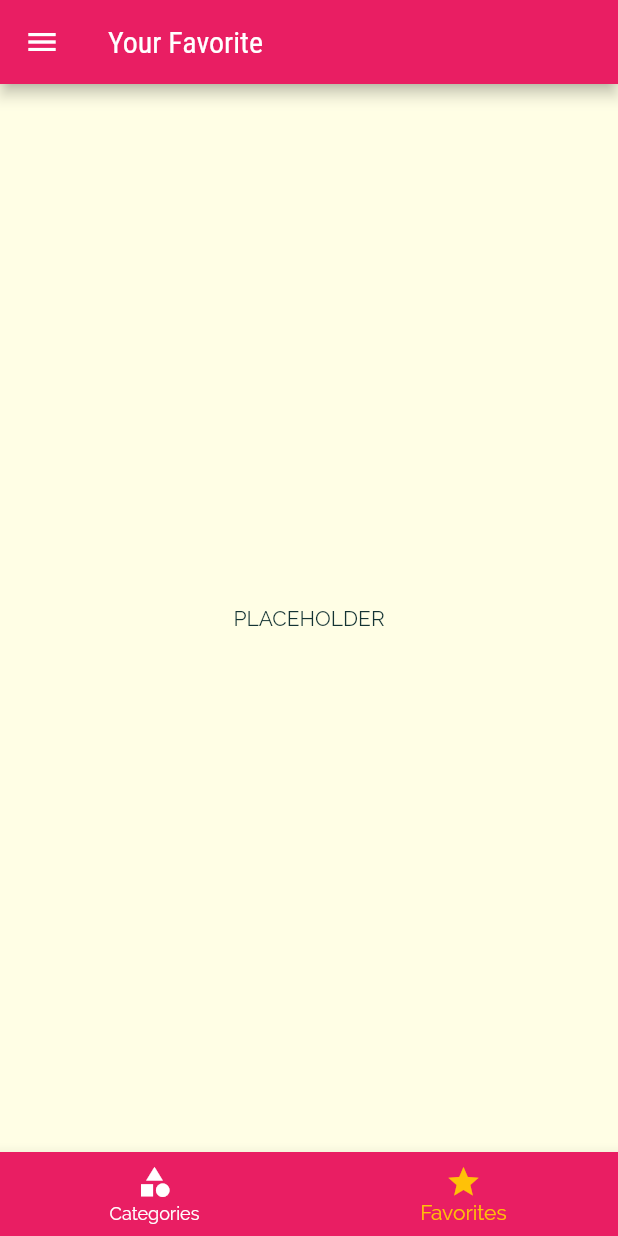
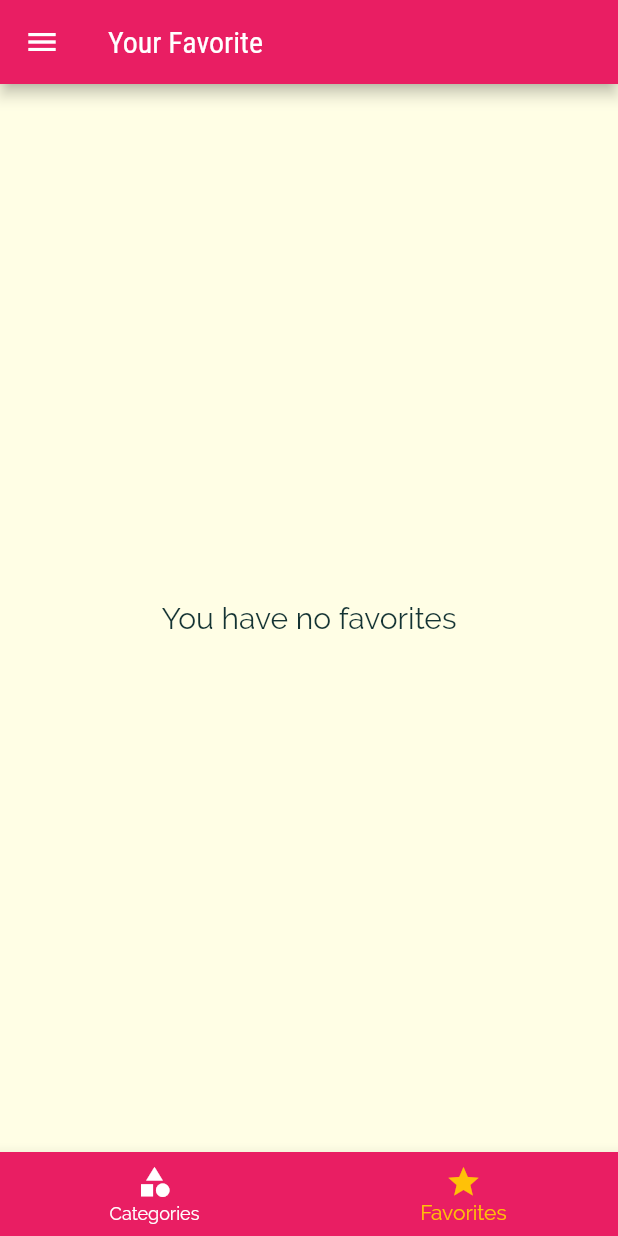
Before and after one commit to ggarber42/max-flutter-nav-app, a Flutter app: the screen it shows after launch, item 2 of the bottom bar chosen, on a phone screen of 412 x 824 dp. Run offline on Flutter 3.47's test engine with Material 2 defaults, Android fonts, the phone set to English and light mode, and no system bars.

Commit message:
feat: favorite tab

```diff
--- a/lib/main.dart
+++ b/lib/main.dart
@@ -30,27 +30,45 @@ class _MyAppState extends State<MyApp> {
   };
 
   List<Meal> _availableMeals = DUMMY_MEALS;
+  List<Meal> _favoriteMeals = [];
 
-  void _setFilters(Map<String, bool> filterData ){
+  void _setFilters(Map<String, bool> filterData) {
     setState(() {
       _filters = filterData;
 
-      _availableMeals = DUMMY_MEALS.where((meal){
-        if(_filters['gluten'] as bool && !meal.isGlutenFree){
+      _availableMeals = DUMMY_MEALS.where((meal) {
+        if (_filters['gluten'] as bool && !meal.isGlutenFree) {
           return false;
         }
-        if(_filters['vegan'] as bool && !meal.isVegan){
+        if (_filters['vegan'] as bool && !meal.isVegan) {
           return false;
         }
-        if(_filters['vegetarian'] as bool && !meal.isVegetarian){
+        if (_filters['vegetarian'] as bool && !meal.isVegetarian) {
           return false;
         }
-        if(_filters['lactose'] as bool && !meal.isLactoseFree){
+        if (_filters['lactose'] as bool && !meal.isLactoseFree) {
           return false;
         }
         return true;
       }).toList();
     });
+  }
+
+  void _toggleFavorite(String mealId) {
+    final existingIndex = _favoriteMeals.indexWhere((meal) => meal.id == mealId);
+    if (existingIndex >= 0) {
+      setState(() {
+        _favoriteMeals.removeAt(existingIndex);
+      });
+    } else {
+      setState(() {
+        _favoriteMeals.add(DUMMY_MEALS.firstWhere((meal) => meal.id == mealId));
+      });
+    }
+  }
+
+  bool _isMealFavorite(String id){
+    return _favoriteMeals.any((meal) => meal.id == id);
   }
 
   @override
@@ -72,9 +90,9 @@ class _MyAppState extends State<MyApp> {
                 title: TextStyle(fontSize: 20, fontFamily: 'RobotoCondensed'))),
         initialRoute: '/',
         routes: {
-          '/': (ctx) => Tabs(),
+          '/': (ctx) => Tabs(_favoriteMeals),
           CategoryMeals.routeName: (ctx) => CategoryMeals(_availableMeals),
-          MealDetail.routeName: (ctx) => MealDetail(),
+          MealDetail.routeName: (ctx) => MealDetail(_toggleFavorite, _isMealFavorite),
           Filters.routeName: (ctx) => Filters(_filters, _setFilters)
         },
         onGenerateRoute: (settings) {
@@ -85,7 +103,8 @@ class _MyAppState extends State<MyApp> {
         },
         onUnknownRoute: (settings) {
           print(settings.arguments);
-          return MaterialPageRoute(builder: (ctx) => Categories()); // pagina 404
+          return MaterialPageRoute(
+              builder: (ctx) => Categories()); // pagina 404
         });
   }
 }
--- a/lib/screens/category_meals.dart
+++ b/lib/screens/category_meals.dart
@@ -27,7 +27,7 @@ class _CategoryMealsState extends State<CategoryMeals> {
 
   @override
   void didChangeDependencies() {
-    if(!_loadedInitData){
+    if (!_loadedInitData) {
       final routeArgs =
           ModalRoute.of(context)!.settings.arguments as Map<String, String>;
       final categoryId = routeArgs['id'] as String;
@@ -61,7 +61,7 @@ class _CategoryMealsState extends State<CategoryMeals> {
             duration: displayedMeals![index].duration,
             complexity: displayedMeals![index].complexity,
             affordability: displayedMeals![index].affordability,
-              removeItem: _removeMeal);
+          );
         },
         itemCount: displayedMeals!.length,
       ),
--- a/lib/screens/favorites.dart
+++ b/lib/screens/favorites.dart
@@ -1,12 +1,37 @@
 import 'package:flutter/material.dart';
+import 'package:nav_app/models/meal.dart';
+import 'package:nav_app/widgets/meal_item.dart';
 
 class Favorite extends StatelessWidget {
+  final List<Meal> favoriteMeals;
+
+  Favorite(this.favoriteMeals);
+
   @override
   Widget build(BuildContext context) {
-    return Container(
-      child: Center(
-        child: Text('PLACEHOLDER'),
-      ),
-    );
+    if (favoriteMeals.isEmpty) {
+      return Container(
+        child: Center(
+          child: Text(
+            'You have no favorites',
+            style: TextStyle(fontSize: 20),
+          ),
+        ),
+      );
+    } else {
+      return  ListView.builder(
+        itemBuilder: (ctx, index) {
+          return MealItem(
+              id: favoriteMeals[index].id,
+              title: favoriteMeals[index].title,
+              imageUrl: favoriteMeals[index].imageUrl,
+              duration: favoriteMeals[index].duration,
+              complexity: favoriteMeals[index].complexity,
+              affordability: favoriteMeals[index].affordability,
+            );
+        },
+        itemCount: favoriteMeals.length,
+      );
+    }
   }
 }
--- a/lib/screens/tabs.dart
+++ b/lib/screens/tabs.dart
@@ -1,20 +1,35 @@
 import 'package:flutter/material.dart';
+import 'package:nav_app/models/meal.dart';
 import 'package:nav_app/screens/categories.dart';
 import 'package:nav_app/screens/favorites.dart';
 import 'package:nav_app/widgets/main_drawer.dart';
 
 class Tabs extends StatefulWidget {
+  final List<Meal> favoriteMeals;
+
+  Tabs(this.favoriteMeals);
   @override
   State<Tabs> createState() => _TabsState();
 }
 
 class _TabsState extends State<Tabs> {
-  final List<Map<String, Object>> _pages = [
-    {'page': Categories(), 'title': 'Categores'},
-    {'page': Favorite(), 'title': 'Your Favorite'},
-  ];
+  List<Map<String, Object>>? _pages;
+  int _selectedPageIndex = 0;
 
-  int _selectedPageIndex = 0;
+  @override
+  void initState() {
+    _pages = [
+      {
+        'page': Categories(),
+        'title': 'Categores',
+      },
+      {
+        'page': Favorite(widget.favoriteMeals),
+        'title': 'Your Favorite',
+      },
+    ];
+    super.initState();
+  }
 
   void _selectPage(int index) {
     setState(() {
@@ -26,10 +41,10 @@ class _TabsState extends State<Tabs> {
   Widget build(BuildContext context) {
     return Scaffold(
       appBar: AppBar(
-        title: Text(_pages[_selectedPageIndex]['title'] as String),
+        title: Text(_pages![_selectedPageIndex]['title'] as String),
       ),
       drawer: MainDrawer(),
-      body: _pages[_selectedPageIndex]['page'] as Widget,
+      body: _pages![_selectedPageIndex]['page'] as Widget,
       bottomNavigationBar: BottomNavigationBar(
         onTap: _selectPage,
         backgroundColor: Theme.of(context).primaryColor,
--- a/lib/widgets/meal_item.dart
+++ b/lib/widgets/meal_item.dart
@@ -9,7 +9,6 @@ class MealItem extends StatelessWidget {
   final int duration;
   final Complexity complexity;
   final Affordability affordability;
-  final Function removeItem;
 
   MealItem({
     required this.id,
@@ -18,7 +17,6 @@ class MealItem extends StatelessWidget {
     required this.duration,
     required this.complexity,
     required this.affordability,
-    required this.removeItem,
   });
 
   String get complexityText {
@@ -61,7 +59,7 @@ class MealItem extends StatelessWidget {
     )
         .then((result) {
       if(result != null){
-        removeItem(result);
+        // removeItem(result);
       }
     });
   }
```
Also changed, not shown: lib/screens/meal_detail.dart (+9 -4 lines). Lines whose indentation alone changed are shown as unchanged.
